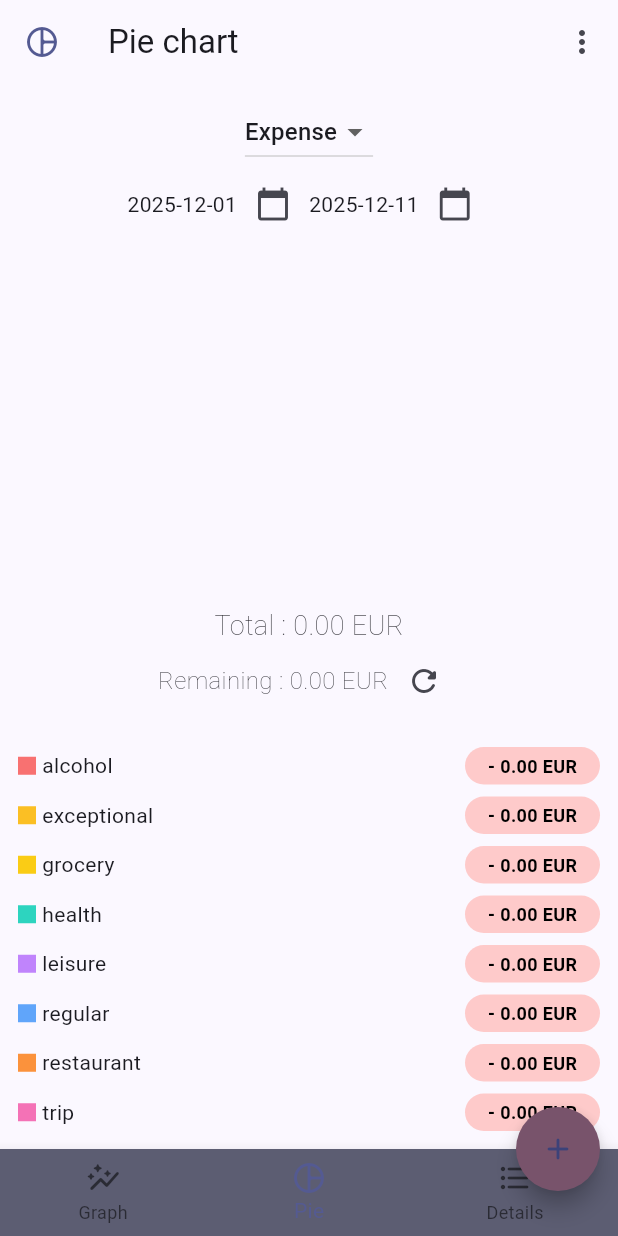
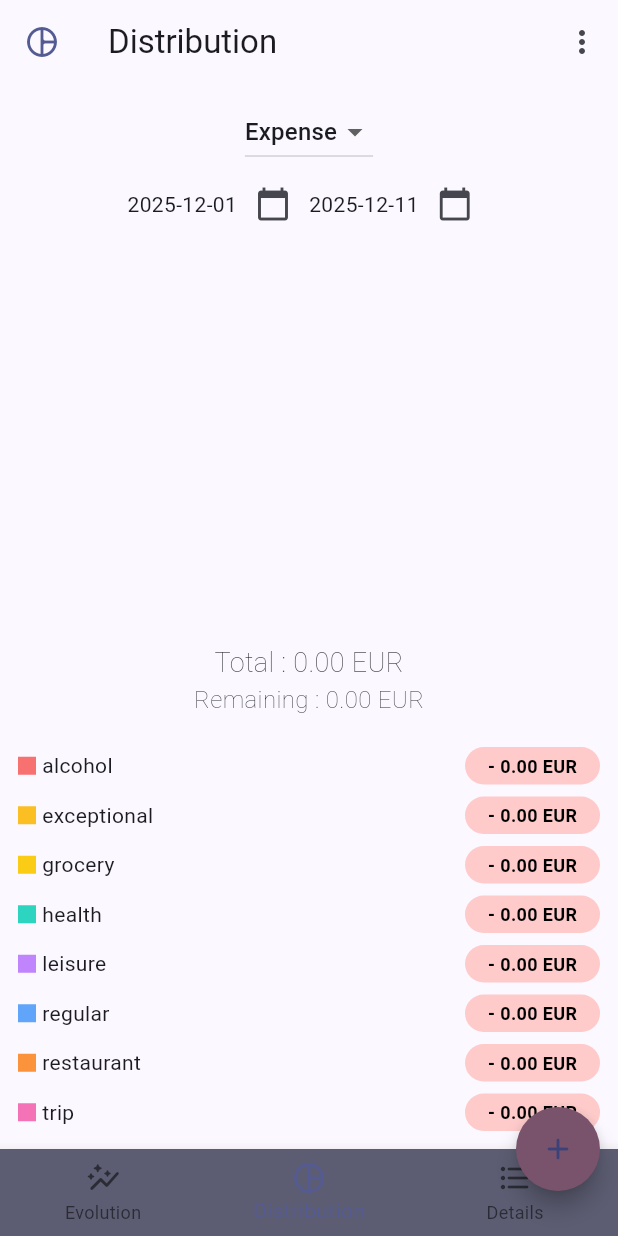
Before and after one commit to HeatherShein/expense-charts, a Flutter app: the screen it shows after launch, item 2 of the bottom bar chosen, on a phone screen of 412 x 824 dp. Run offline on Flutter 3.47's test engine with Material 3 defaults, Android fonts, the phone set to English and light mode, and no system bars; drawn by our look-alikes of fl_chart; our stand-ins replace csv, device_info_plus, file_picker, flutter_form_builder, permission_handler, sqflite and 2 more; accounts and stored records are empty.

Commit message:
chore: rename app and pages

```diff
--- a/lib/main.dart
+++ b/lib/main.dart
@@ -5,7 +5,7 @@ import 'package:flutter/material.dart';
 import 'package:provider/provider.dart';
 import 'package:sqflite_common_ffi/sqflite_ffi.dart';
 
-/// Main entry point of the Expense Charts application
+/// Main entry point of the Money Tracker application
 ///
 /// Initializes the SQLite database and sets up the app with providers
 /// for state management (Settings and Budget).
@@ -17,7 +17,7 @@ Future main() async {
   runApp(const MyApp());
 }
 
-/// Root widget of the Expense Charts application
+/// Root widget of the Money Tracker application
 ///
 /// Configures the app with Material Design 3 theme and providers
 /// for state management across the entire application.
@@ -33,7 +33,7 @@ class MyApp extends StatelessWidget {
         ChangeNotifierProvider(create: (context) => BudgetProvider()),
       ],
       child: MaterialApp(
-        title: 'Expense Charts',
+        title: 'Money Tracker',
         home: const WidgetTreePage(),
         debugShowCheckedModeBanner: false,
         theme: ThemeData(
--- a/lib/pages/expense_graph.dart
+++ b/lib/pages/expense_graph.dart
@@ -173,7 +173,7 @@ class _ExpenseGraphPageState extends State<ExpenseGraphPage> {
                 Icons.auto_graph_rounded,
                 color: Theme.of(context).colorScheme.primary,
               ),
-              title: const Text("Graph"),
+              title: const Text("Evolution"),
               actions: const [
                 SettingsMenu(),
               ],
--- a/lib/pages/expense_pie.dart
+++ b/lib/pages/expense_pie.dart
@@ -85,7 +85,7 @@ class _ExpensePiePageState extends State<ExpensePiePage> {
                 Icons.pie_chart_outline_rounded,
                 color: Theme.of(context).colorScheme.primary,
               ),
-              title: const Text("Pie chart"),
+              title: const Text("Distribution"),
               actions: const [
                 SettingsMenu(),
               ],
@@ -150,14 +150,7 @@ class _ExpensePiePageState extends State<ExpensePiePage> {
                                   fontSize: 16,
                                   fontWeight: FontWeight.w200,
                                 )
-                              ),
-                              IconButton(
-                                onPressed: () async {
-                                  await budgetProvider.refresh();
-                                },
-                                icon: const Icon(Icons.refresh_rounded),
-                                tooltip: "Refresh budget",
-                              ),
+                              )
                             ],
                           ),
                           const SizedBox(height: 16,),
--- a/lib/pages/widget_tree.dart
+++ b/lib/pages/widget_tree.dart
@@ -93,8 +93,8 @@ class _WidgetTreePageState extends State<WidgetTreePage> {
               bottomNavigationBar: BottomNavigationBar(
                 type: BottomNavigationBarType.fixed,
                 items: const <BottomNavigationBarItem>[
-                  BottomNavigationBarItem(icon: Icon(Icons.auto_graph_rounded), label: 'Graph'),
-                  BottomNavigationBarItem(icon: Icon(Icons.pie_chart_outline_rounded), label: 'Pie'),
+                  BottomNavigationBarItem(icon: Icon(Icons.auto_graph_rounded), label: 'Evolution'),
+                  BottomNavigationBarItem(icon: Icon(Icons.pie_chart_outline_rounded), label: 'Distribution'),
                   BottomNavigationBarItem(icon: Icon(Icons.format_list_bulleted_rounded), label: 'Details'),
                 ],
                 currentIndex: _selectedIndex,
```
Also changed, not shown: 13 other files.
